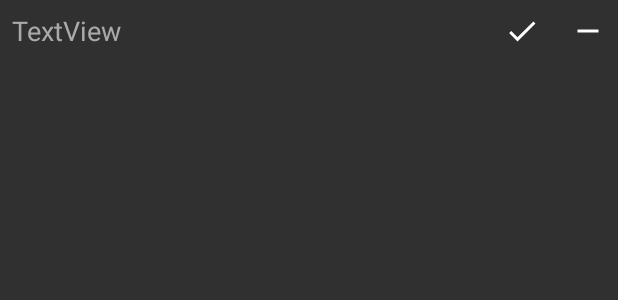
After one commit to ryanszczecinski/BM_actual, an Android app: the layout friend_request_adapter_view.xml on its own in the app's theme, with its tools: preview values and no code run, on a phone screen of 412 x 824 dp. The commit adds this screen. Shown: the top 300 px of the screen. Run offline under Robolectric (Android 15) with nearby library versions, the phone set to English and light mode, and no system bars.

Commit message:
receive and display friend requests from server

```diff
--- /dev/null
+++ b/app/src/main/res/drawable/ic_check_white_24dp.xml
@@ -0,0 +1,5 @@
+<vector android:height="24dp" android:tint="#FFFFFF"
+    android:viewportHeight="24.0" android:viewportWidth="24.0"
+    android:width="24dp" xmlns:android="http://schemas.android.com/apk/res/android">
+    <path android:fillColor="#FF000000" android:pathData="M9,16.17L4.83,12l-1.42,1.41L9,19 21,7l-1.41,-1.41z"/>
+</vector>
--- /dev/null
+++ b/app/src/main/res/drawable/ic_remove_white_24dp.xml
@@ -0,0 +1,5 @@
+<vector android:height="24dp" android:tint="#FFFFFF"
+    android:viewportHeight="24.0" android:viewportWidth="24.0"
+    android:width="24dp" xmlns:android="http://schemas.android.com/apk/res/android">
+    <path android:fillColor="#FF000000" android:pathData="M19,13H5v-2h14v2z"/>
+</vector>
--- /dev/null
+++ b/app/src/main/res/layout/friend_request_adapter_view.xml
@@ -0,0 +1,48 @@
+<?xml version="1.0" encoding="utf-8"?>
+<android.support.constraint.ConstraintLayout xmlns:android="http://schemas.android.com/apk/res/android"
+    xmlns:app="http://schemas.android.com/apk/res-auto"
+    xmlns:tools="http://schemas.android.com/tools"
+    android:layout_width="match_parent"
+    android:layout_height="wrap_content">
+
+    <TextView
+        android:id="@+id/FRTV"
+        android:layout_width="wrap_content"
+        android:layout_height="wrap_content"
+        android:layout_marginBottom="8dp"
+        android:layout_marginStart="8dp"
+        android:layout_marginTop="8dp"
+        android:text="TextView"
+        android:textColor="@android:color/darker_gray"
+        android:textSize="18sp"
+        app:layout_constraintBottom_toBottomOf="parent"
+        app:layout_constraintStart_toStartOf="parent"
+        app:layout_constraintTop_toTopOf="parent" />
+
+    <ImageButton
+        android:id="@+id/FRaddFriend"
+        android:layout_width="48dp"
+        android:layout_height="wrap_content"
+        android:layout_marginBottom="8dp"
+        android:layout_marginEnd="8dp"
+        android:layout_marginTop="8dp"
+        android:background="@android:color/transparent"
+        android:src="@drawable/ic_check_white_24dp"
+        app:layout_constraintBottom_toBottomOf="parent"
+        app:layout_constraintEnd_toStartOf="@+id/FRdeleteRequest"
+        app:layout_constraintTop_toTopOf="parent" />
+
+    <ImageButton
+        android:id="@+id/FRdeleteRequest"
+        android:layout_width="wrap_content"
+        android:layout_height="wrap_content"
+        android:layout_marginBottom="8dp"
+        android:layout_marginEnd="8dp"
+        android:layout_marginTop="8dp"
+        android:background="@android:color/transparent"
+        android:src="@drawable/ic_remove_white_24dp"
+        app:layout_constraintBottom_toBottomOf="parent"
+        app:layout_constraintEnd_toEndOf="parent"
+        app:layout_constraintTop_toTopOf="parent" />
+
+</android.support.constraint.ConstraintLayout>
```
Also changed, not shown: app/src/main/java/com/beerme/beerme/AddFriends.java (+79 -4 lines), app/src/main/java/com/beerme/beerme/DataBaseString.java (added, +19 -0 lines), app/src/main/java/com/beerme/beerme/DrinkingFriend.java (added, +22 -0 lines), app/src/main/java/com/beerme/beerme/Drinking_fragment.java (+12 -6 lines), app/src/main/java/com/beerme/beerme/FriendRequestAdapter.java (added, +57 -0 lines), app/src/main/java/com/beerme/beerme/FriendsFragment.java (+59 -6 lines), app/src/main/java/com/beerme/beerme/FriendsListAdapter.java (added, +36 -0 lines), app/src/main/java/com/beerme/beerme/MainActivity.java (+25 -20 lines), app/src/main/res/layout/activity_add_friends.xml (+12 -7 lines), app/src/main/res/layout/friends_array_adapter_vew.xml (added, +32 -0 lines), app/src/main/res/layout/notification.xml (deleted, +0 -31 lines).
